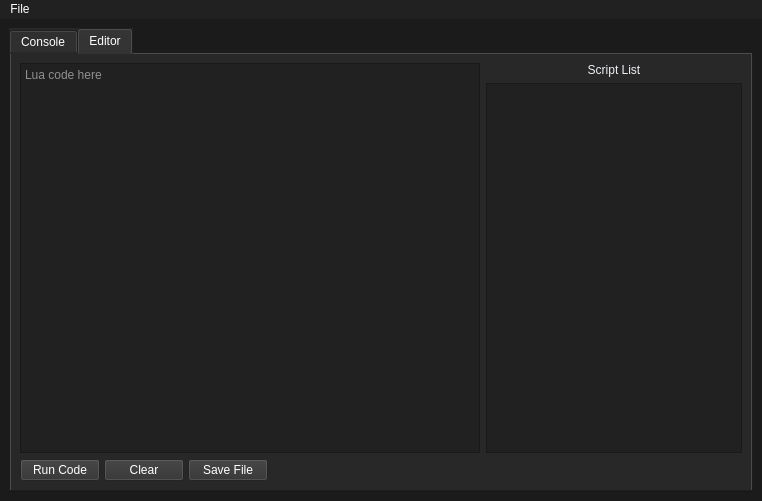
Above: mainwindow.ui from uosq/lbox-lua-external before the change. Below: the same form after it.
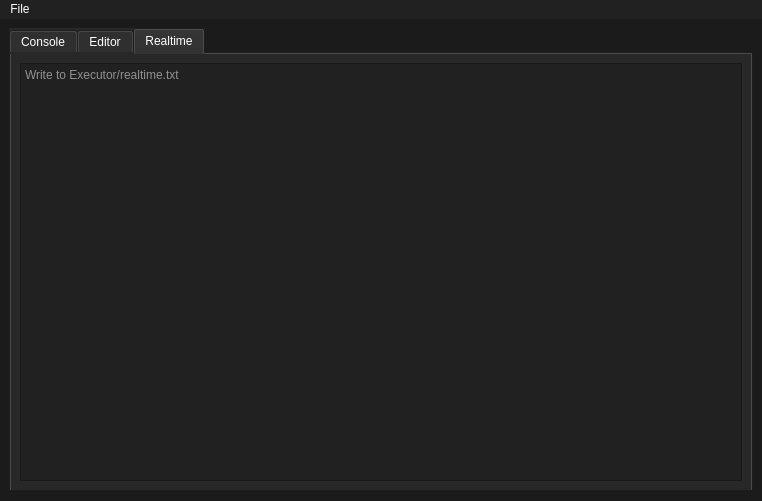
That is the form after the change.

```diff
--- a/mainwindow.ui
+++ b/mainwindow.ui
@@ -87,7 +87,7 @@
 color: rgb(255, 255, 255);</string>
         </property>
         <property name="currentIndex">
-         <number>1</number>
+         <number>2</number>
         </property>
         <widget class="QWidget" name="tab">
          <attribute name="title">
@@ -284,6 +284,30 @@
           </item>
          </layout>
         </widget>
+        <widget class="QWidget" name="tab_3">
+         <attribute name="title">
+          <string>Realtime</string>
+         </attribute>
+         <layout class="QVBoxLayout" name="verticalLayout_4">
+          <item>
+           <widget class="QPlainTextEdit" name="realTimeTextEdit">
+            <property name="contextMenuPolicy">
+             <enum>Qt::ContextMenuPolicy::DefaultContextMenu</enum>
+            </property>
+            <property name="styleSheet">
+             <string notr="true">background-color: rgb(33, 33, 33);
+color: rgb(255, 255, 255);</string>
+            </property>
+            <property name="readOnly">
+             <bool>true</bool>
+            </property>
+            <property name="placeholderText">
+             <string>Write to Executor/realtime.txt</string>
+            </property>
+           </widget>
+          </item>
+         </layout>
+        </widget>
        </widget>
       </item>
      </layout>
```
Left out of the diff: 4 changed lines with no effect on the pictures.
